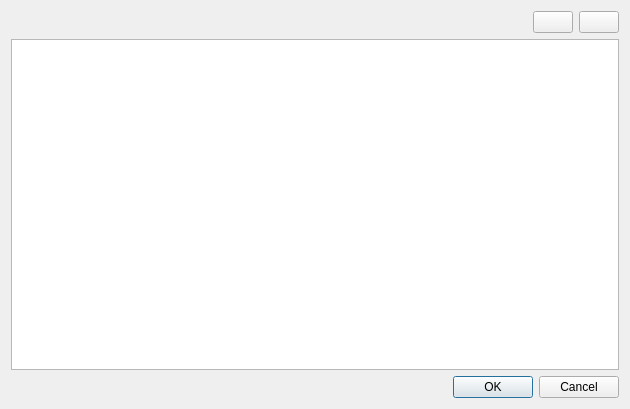
Above: trainingsetdialog.ui from varpercl/INSYDE before the change. Below: the same form after it.
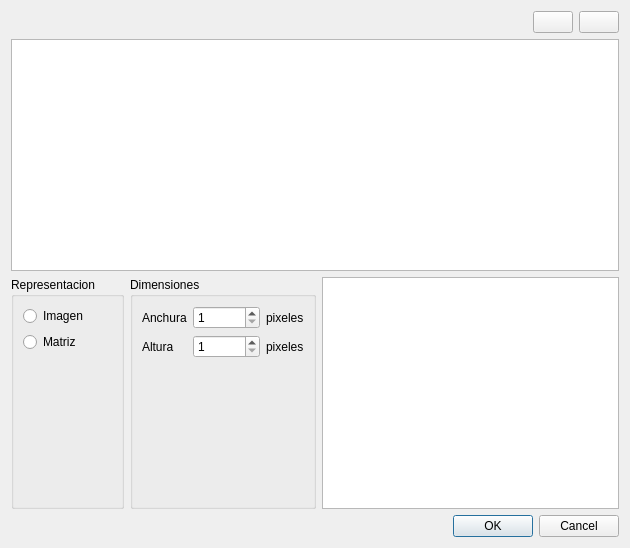
That is the form after the change. Icons and pictures are not drawn.

The edit to the form file:
```diff
--- a/trainingsetdialog.ui
+++ b/trainingsetdialog.ui
@@ -7,7 +7,7 @@
     <x>0</x>
     <y>0</y>
     <width>630</width>
-    <height>409</height>
+    <height>548</height>
    </rect>
   </property>
   <property name="windowTitle">
@@ -65,7 +65,7 @@
       <number>0</number>
      </property>
      <attribute name="verticalHeaderVisible">
-      <bool>true</bool>
+      <bool>false</bool>
      </attribute>
      <attribute name="verticalHeaderCascadingSectionResizes">
       <bool>true</bool>
@@ -81,6 +81,119 @@
      </attribute>
     </widget>
    </item>
+   <item>
+    <layout class="QHBoxLayout" name="hlRepresentation">
+     <item>
+      <widget class="QGroupBox" name="groupBox">
+       <property name="title">
+        <string>Representacion</string>
+       </property>
+       <layout class="QVBoxLayout" name="verticalLayout_2">
+        <item>
+         <widget class="QRadioButton" name="rbImage">
+          <property name="text">
+           <string>Imagen</string>
+          </property>
+         </widget>
+        </item>
+        <item>
+         <widget class="QRadioButton" name="rbMatrix">
+          <property name="text">
+           <string>Matriz</string>
+          </property>
+         </widget>
+        </item>
+        <item>
+         <spacer name="verticalSpacer">
+          <property name="orientation">
+           <enum>Qt::Vertical</enum>
+          </property>
+          <property name="sizeHint" stdset="0">
+           <size>
+            <width>20</width>
+            <height>40</height>
+           </size>
+          </property>
+         </spacer>
+        </item>
+       </layout>
+      </widget>
+     </item>
+     <item>
+      <widget class="QGroupBox" name="groupBox_2">
+       <property name="title">
+        <string>Dimensiones</string>
+       </property>
+       <layout class="QGridLayout" name="gridLayout">
+        <item row="3" column="1">
+         <spacer name="verticalSpacer_2">
+          <property name="orientation">
+           <enum>Qt::Vertical</enum>
+          </property>
+          <property name="sizeHint" stdset="0">
+           <size>
+            <width>20</width>
+            <height>40</height>
+           </size>
+          </property>
+         </spacer>
+        </item>
+        <item row="2" column="2">
+         <widget class="QLabel" name="label_4">
+          <property name="text">
+           <string>pixeles</string>
+          </property>
+         </widget>
+        </item>
+        <item row="0" column="1">
+         <widget class="QSpinBox" name="sbWidth">
+          <property name="minimum">
+           <number>1</number>
+          </property>
+          <property name="maximum">
+           <number>999999</number>
+          </property>
+         </widget>
+        </item>
+        <item row="2" column="0">
+         <widget class="QLabel" name="label_2">
+          <property name="text">
+           <string>Altura</string>
+          </property>
+         </widget>
+        </item>
+        <item row="0" column="0">
+         <widget class="QLabel" name="label">
+          <property name="text">
+           <string>Anchura</string>
+          </property>
+         </widget>
+        </item>
+        <item row="0" column="2">
+         <widget class="QLabel" name="label_3">
+          <property name="text">
+           <string>pixeles</string>
+          </property>
+         </widget>
+        </item>
+        <item row="2" column="1">
+         <widget class="QSpinBox" name="sbHeight">
+          <property name="minimum">
+           <number>1</number>
+          </property>
+          <property name="maximum">
+           <number>999999</number>
+          </property>
+         </widget>
+        </item>
+       </layout>
+      </widget>
+     </item>
+     <item>
+      <widget class="QGraphicsView" name="gvRepresentation"/>
+     </item>
+    </layout>
+   </item>
    <item>
     <widget class="QDialogButtonBox" name="buttonBox">
      <property name="orientation">
```
